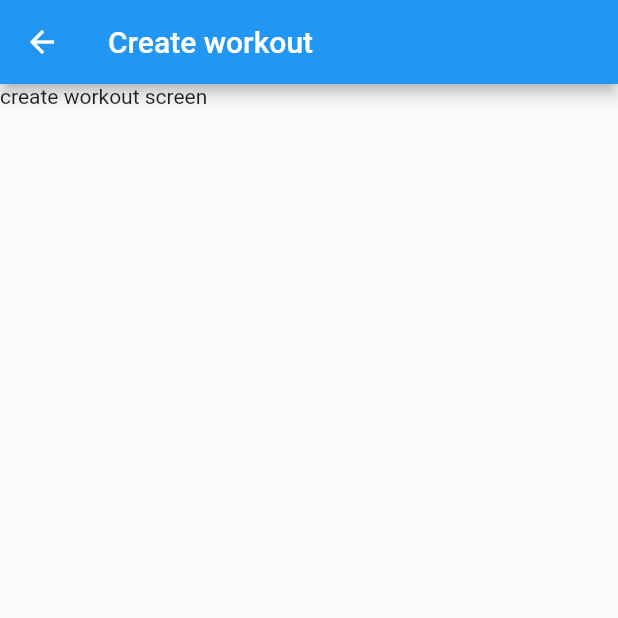
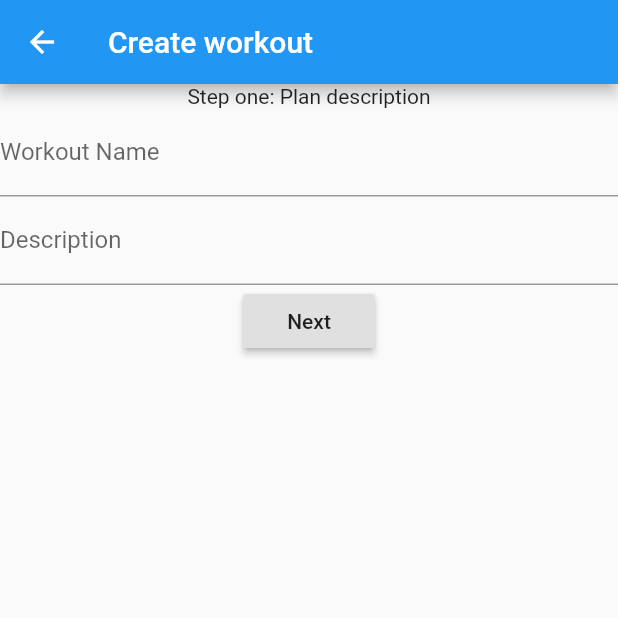
Before and after one commit to N3RDCLASH/lifft, a Flutter app: the CreateWorkout screen opened by its route, on a phone screen of 412 x 824 dp, the top half of it. Run offline on Flutter 3.47's test engine with Material 2 defaults, Android fonts, the phone set to English and light mode, and no system bars.

Commit message:
Working on creating new workout plan

```diff
--- a/lib/screens/create_workout_screen.dart
+++ b/lib/screens/create_workout_screen.dart
@@ -1,13 +1,164 @@
 import 'package:flutter/material.dart';
 
-class CreateWorkout extends StatelessWidget {
+class CreateWorkout extends StatefulWidget {
+  @override
+  _CreateWorkoutState createState() => _CreateWorkoutState();
+}
+
+class WorkoutDay {
+  String name;
+  String day;
+  // Key key;
+
+}
+
+class _CreateWorkoutState extends State<CreateWorkout> {
+  TextEditingController nameController = new TextEditingController();
+  TextEditingController descController = new TextEditingController();
+  TextEditingController workoutNameController = new TextEditingController();
+  bool stepOneComplete = false;
+
+  String selectedDay;
+  List<String> days = <String>[
+    "Monday",
+    "Tuesday",
+    "Wednesday",
+    "Thursday",
+    "Friday",
+    "Saturday",
+    "Sunday"
+  ];
+
+  List workoutDays = [
+    "Meow",
+    "Woof",
+    "Mooooo",
+    "Mihihi",
+  ];
+
+  void _addWorkoutDayModalSheet(context) {
+    showDialog(
+        context: context,
+        builder: (BuildContext bc) {
+          return AlertDialog(
+            title: Text("hi"),
+            content: StatefulBuilder(
+              builder: (BuildContext context, StateSetter setState) {
+                return Container(
+                  child: Wrap(
+                    children: <Widget>[
+                      TextField(
+                        controller: workoutNameController,
+                        decoration: InputDecoration(
+                          labelText: "New workout day name",
+                          hintText: "Ex. Chest and triceps day",
+                        ),
+                      ),
+                      DropdownButton<String>(
+                        hint: Text("Select item"),
+                        value: selectedDay,
+                        onChanged: (String value) {
+                          setState(() {
+                            selectedDay = value;
+                          });
+                        },
+                        items: days.map((String day) {
+                          return DropdownMenuItem<String>(
+                            value: day,
+                            child: Row(
+                              children: <Widget>[
+                                Text(
+                                  day,
+                                  style: TextStyle(color: Colors.black),
+                                ),
+                              ],
+                            ),
+                          );
+                        }).toList(),
+                      ),
+                      RaisedButton(
+                        child: Text("Save"),
+                        onPressed: () {
+                          setState(() {
+                            workoutDays.add(workoutNameController.text);
+                          });
+                          Navigator.pop(context);
+                        },
+                      )
+                    ],
+                  ),
+                );
+              },
+            ),
+          );
+        });
+  }
+
   @override
   Widget build(BuildContext context) {
     return Scaffold(
       appBar: AppBar(
         title: Text('Create workout'),
       ),
-      body: Text("create workout screen"),
+      body: SingleChildScrollView(
+        child: stepOneComplete == false
+            ? Column(
+                children: <Widget>[
+                  Text("Step one: Plan description"),
+                  TextField(
+                    controller: nameController,
+                    decoration: InputDecoration(
+                      labelText: "Workout Name",
+                      hintText: "Ex. 10 weeks muscle building",
+                    ),
+                  ),
+                  TextField(
+                    controller: descController,
+                    decoration: InputDecoration(
+                      labelText: "Description",
+                      hintText: "Enter your workout's description",
+                    ),
+                  ),
+                  RaisedButton(
+                    child: Text("Next"),
+                    onPressed: () {
+                      setState(() {
+                        stepOneComplete = true;
+                      });
+                    },
+                  ),
+                ],
+              )
+            : Column(
+                children: <Widget>[
+                  RaisedButton(
+                    child: Text("Back"),
+                    onPressed: () {
+                      setState(() {
+                        stepOneComplete = false;
+                      });
+                    },
+                  ),
+                  Text("Step two: Finalize plan"),
+                  Text(nameController.text),
+                  RaisedButton(
+                    child: Text("Add days to this workout"),
+                    onPressed: () {
+                      _addWorkoutDayModalSheet(context);
+                    },
+                  ),
+                  Container(
+                    height: 500,
+                    child: ListView.builder(
+                        key: UniqueKey(),
+                        itemCount: workoutDays.length,
+                        itemBuilder: (BuildContext context, int index) {
+                          return Text(workoutDays[index]);
+                        }),
+                  ),
+                ],
+              ),
+      ),
     );
   }
 }
```
